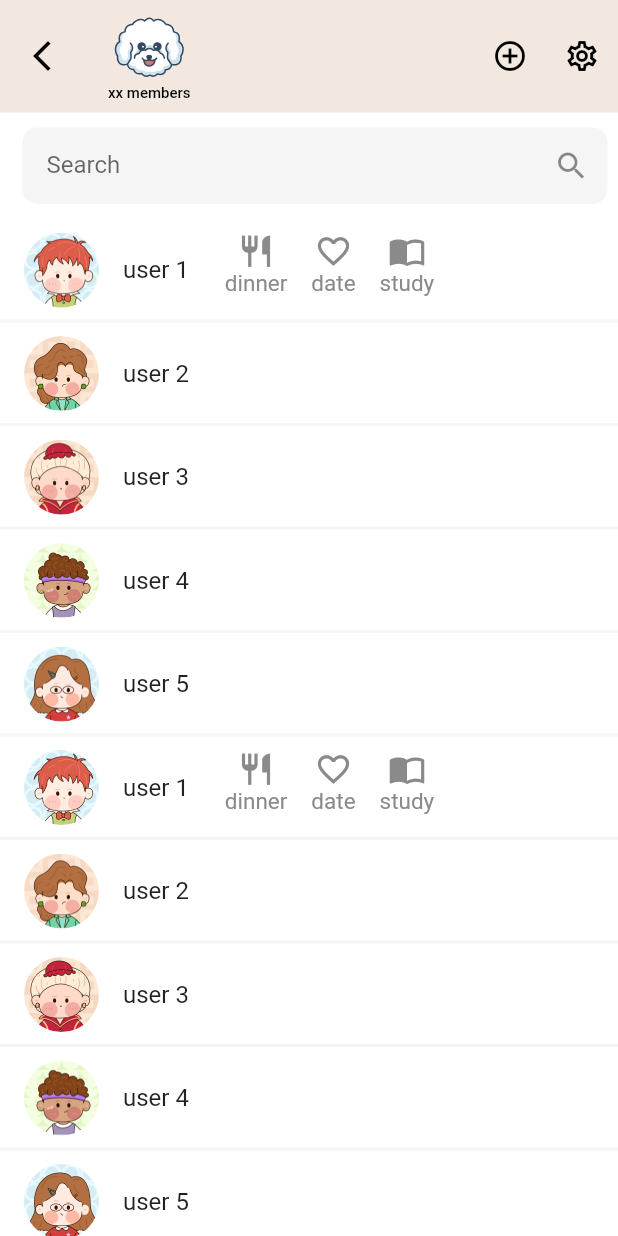
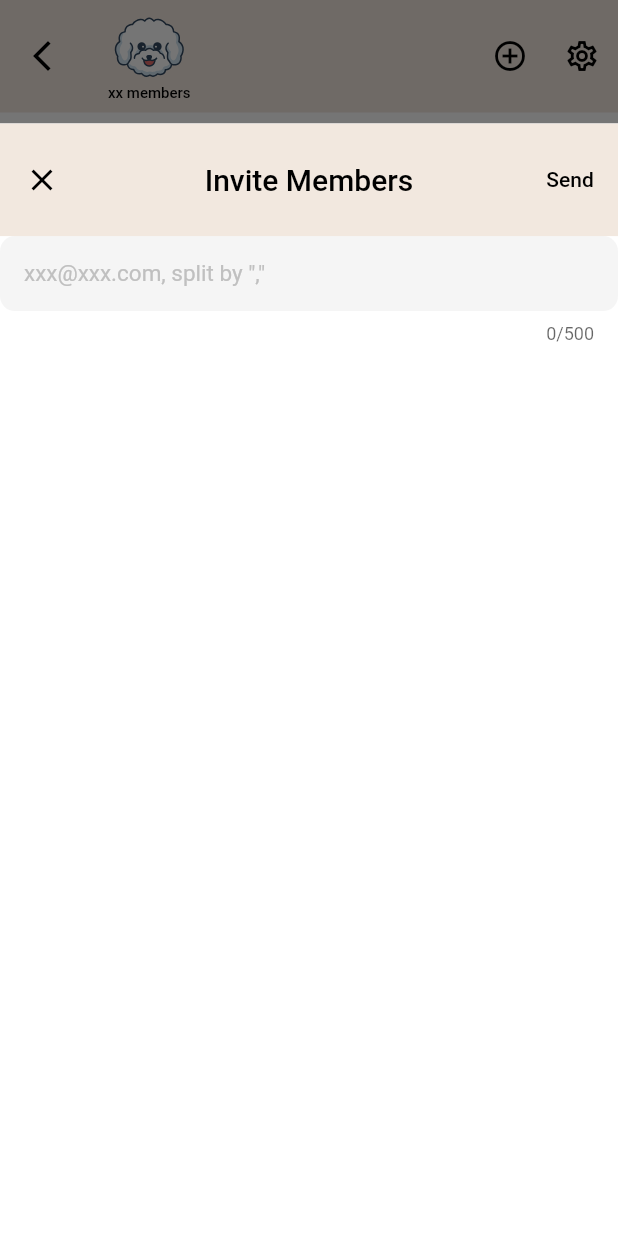
Before and after one commit to 6156-superstainsocket/match_frontend, a Flutter app: the GroupUsers screen opened directly with empty values, after a tap on the "add circle outline" icon, on a phone screen of 412 x 824 dp. Run offline on Flutter 3.47's test engine with Material 2 defaults, Android fonts, the phone set to English and light mode, and no system bars; our stand-ins replace flutter_svg.

Commit message:
add group invite (#13)

```diff
--- /dev/null
+++ b/lib/src/pages/group/group_invite.dart
@@ -0,0 +1,93 @@
+import 'package:demo/constants.dart';
+import 'package:demo/src/pages/group/overview_menu.dart';
+import 'package:flutter/material.dart';
+
+class GroupInvite extends StatefulWidget {
+  const GroupInvite({
+    super.key,
+    required this.groupId,
+  });
+
+  final int groupId;
+
+  @override
+  State<GroupInvite> createState() => _GroupInviteState();
+}
+
+class _GroupInviteState extends State<GroupInvite> {
+  final GlobalKey<FormState> _groupInviteKey = GlobalKey<FormState>();
+  final _invitedEmails = TextEditingController();
+
+  @override
+  void dispose() {
+    super.dispose();
+    _invitedEmails.dispose();
+  }
+
+  @override
+  Widget build(BuildContext context) {
+    return Scaffold(
+      resizeToAvoidBottomInset: false,
+      appBar: AppBar(
+        title: const Text('Invite Members'),
+        centerTitle: true,
+        elevation: 0,
+        leading: Builder(
+          builder: (context) {
+            return IconButton(
+                onPressed: () {
+                  Navigator.pop(context);
+                },
+                icon: const Icon(Icons.close_outlined));
+          },
+        ),
+        toolbarHeight: topMenuBarHeight,
+        actions: [
+          TextButton(
+              onPressed: () {
+                // TODO save the change
+                if (_groupInviteKey.currentState!.validate()) {
+                  // TODO: send data
+                  debugPrint("Invite Emails: ${_invitedEmails.text}");
+                  Navigator.of(context).pop();
+                }
+              },
+              child: const Text('Send'))
+        ],
+      ),
+      body: LayoutBuilder(
+        builder: (BuildContext context, BoxConstraints viewportConstraints) {
+          return SingleChildScrollView(
+            child: ConstrainedBox(
+              constraints: BoxConstraints(
+                minHeight: viewportConstraints.maxHeight,
+              ),
+              child: IntrinsicHeight(
+                child: Form(
+                  key: _groupInviteKey,
+                  child: TextFormField(
+                    controller: _invitedEmails,
+                    keyboardType: TextInputType.multiline,
+                    minLines: 1,
+                    maxLines: null,
+                    maxLength: 500,
+                    textInputAction: TextInputAction.done,
+                    decoration: const InputDecoration(
+                      hintText: "xxx@xxx.com, split by \",\"",
+                    ),
+                    style: textMiddleSize,
+                    validator: (value) {
+                      return value!.trim().isNotEmpty
+                          ? null
+                          : "Please enter emails";
+                    },
+                  ),
+                ),
+              ),
+            ),
+          );
+        },
+      ),
+    );
+  }
+}
--- a/lib/src/pages/group/overview_menu.dart
+++ b/lib/src/pages/group/overview_menu.dart
@@ -1,4 +1,5 @@
 import 'package:demo/src/pages/group/admin_setting.dart';
+import 'package:demo/src/pages/group/group_invite.dart';
 import 'package:demo/src/pages/group/member_setting.dart';
 import 'package:flutter/material.dart';
 import 'package:demo/constants.dart';
@@ -63,7 +64,19 @@ class _OverviewMenuState extends State<OverviewMenu> {
       ),
       actions: [
         IconButton(
-            onPressed: () {}, icon: const Icon(Icons.add_circle_outline)),
+            onPressed: () {
+              showModalBottomSheet(
+                context: context,
+                isScrollControlled: true,
+                builder: (context) {
+                  return FractionallySizedBox(
+                    heightFactor: popContainerHeightFactor,
+                    child: GroupInvite(groupId: widget.groupId),
+                  );
+                },
+              );
+            },
+            icon: const Icon(Icons.add_circle_outline)),
         IconButton(
             onPressed: () {
               showModalBottomSheet(
```
